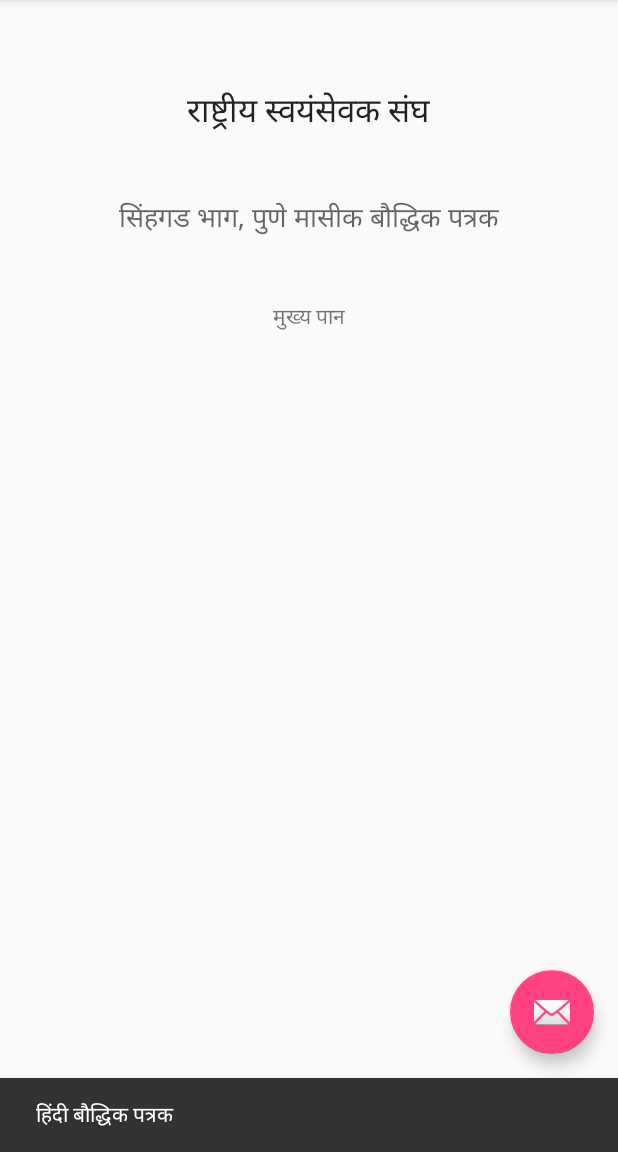
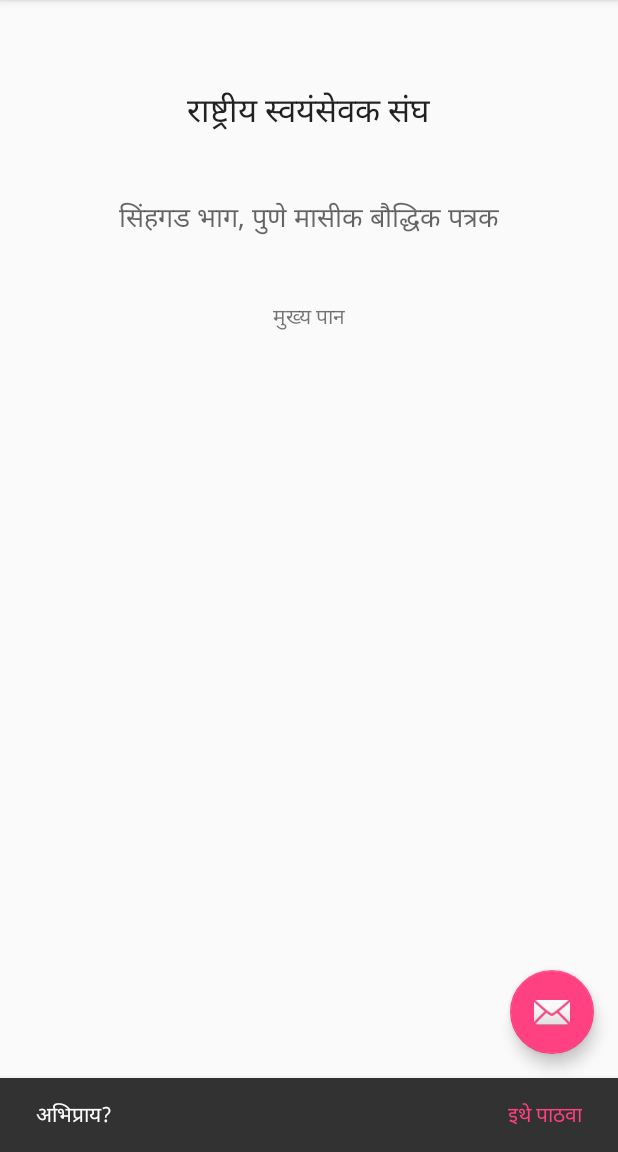
Before and after one commit to lonelybit/Bauddhik-Patrak, an Android app: the screen it shows after launch (MainActivity), after a tap on an icon or button, on a phone screen of 412 x 824 dp, the part 84-1236 px from its top. Run offline under Robolectric (Android 15) with nearby library versions, the phone set to English and light mode, and no system bars.

Commit message:
Custom title for each page

```diff
--- a/app/src/main/java/com/toys/breakable/lonelybit/bauddhikpatrak/MainActivity.java
+++ b/app/src/main/java/com/toys/breakable/lonelybit/bauddhikpatrak/MainActivity.java
@@ -3,20 +3,17 @@ package com.toys.breakable.lonelybit.bauddhikpatrak;
 import android.content.res.Resources;
 import android.os.Bundle;
 import android.support.design.widget.FloatingActionButton;
+import android.support.design.widget.NavigationView;
 import android.support.design.widget.Snackbar;
-import android.view.LayoutInflater;
-import android.view.View;
-import android.support.design.widget.NavigationView;
 import android.support.v4.view.GravityCompat;
 import android.support.v4.widget.DrawerLayout;
 import android.support.v7.app.ActionBarDrawerToggle;
 import android.support.v7.app.AppCompatActivity;
 import android.support.v7.widget.Toolbar;
+import android.view.LayoutInflater;
 import android.view.Menu;
 import android.view.MenuItem;
-import android.view.ViewGroup;
-import android.widget.ArrayAdapter;
-import android.widget.BaseAdapter;
+import android.view.View;
 import android.widget.ListView;
 import android.widget.RelativeLayout;
 import android.widget.TextView;
@@ -40,8 +37,13 @@ public class MainActivity extends AppCompatActivity
         fab.setOnClickListener(new View.OnClickListener() {
             @Override
             public void onClick(View view) {
-                Snackbar.make(view, "हिंदी बौद्धिक पत्रक", Snackbar.LENGTH_LONG)
-                        .setAction("Action", null).show();
+                Snackbar.make(view, R.string.abhipray, Snackbar.LENGTH_LONG)
+                        .setAction(R.string.ithe_kalava_text, new View.OnClickListener() {
+                            @Override
+                            public void onClick(View v) {
+
+                            }
+                        }).show();
             }
         });
 
@@ -153,6 +155,7 @@ public class MainActivity extends AppCompatActivity
      * @param item
      */
     private void handleApril2016Contents(MenuItem item) {
+        updateMainPageTitle(R.string.april_2016);
         int id = item.getItemId();
         LayoutInflater layoutInflater = getLayoutInflater();
         RelativeLayout mainContentLayout = (RelativeLayout) findViewById(R.id.main_content_layout);
@@ -250,11 +253,14 @@ public class MainActivity extends AppCompatActivity
     private void renderNagarKaryakarini(LayoutInflater layoutInflater,
                                         RelativeLayout mainContentLayout) {
         // TODO
+        updateMainPageTitle(R.string.nagar_karyakarini_text);
     }
 
     private void renderBhagKaryakarini(LayoutInflater layoutInflater,
                                        RelativeLayout mainContentLayout) {
-        // TODO
+
+        updateMainPageTitle(R.string.bhag_karyakarini_text);
+
         View view = layoutInflater.inflate(R.layout.karyakarini_layout,
                 mainContentLayout, false);
         mainContentLayout.removeAllViewsInLayout();
@@ -376,12 +382,19 @@ public class MainActivity extends AppCompatActivity
         listView.setAdapter(karyakartaAdapter);
     }
 
+    private void updateMainPageTitle(int mainPageTitleText) {
+        //TextView mainPageTitle = (TextView) findViewById(R.id.main_page_title);
+        //mainPageTitle.setText(mainPageTitleText);
+        getSupportActionBar().setTitle(getResources().getString(mainPageTitleText));
+    }
+
     /**
      * May 2016 Content Rendering method
      *
      * @param item
      */
     private void handleMay2016Contents(MenuItem item) {
+        updateMainPageTitle(R.string.may_2016);
         int id = item.getItemId();
         LayoutInflater layoutInflater = getLayoutInflater();
         RelativeLayout mainContentLayout = (RelativeLayout) findViewById(R.id.main_content_layout);
@@ -475,6 +488,9 @@ public class MainActivity extends AppCompatActivity
     }
 
     private void renderMukhyaPaan(LayoutInflater layoutInflater, RelativeLayout mainContentLayout) {
+
+        updateMainPageTitle(R.string.shakha_pustika_text);
+
         View view = layoutInflater.inflate(R.layout.mukhya_paan_layout,
                 mainContentLayout, false);
         mainContentLayout.removeAllViewsInLayout();
--- a/app/src/main/res/layout/nav_header_main.xml
+++ b/app/src/main/res/layout/nav_header_main.xml
@@ -24,7 +24,7 @@
         android:layout_height="wrap_content"
         android:textAppearance="@style/TextAppearance.AppCompat.Headline"
         android:text="@string/shakha_pustika_text"
-        android:id="@+id/textView2" />
+        android:id="@+id/main_page_title" />
 
     <TextView
         android:layout_width="match_parent"
--- a/app/src/main/res/values/strings.xml
+++ b/app/src/main/res/values/strings.xml
@@ -20,6 +20,8 @@
     <string name="sanghik_geet_text">सांघिक गीत</string>
     <string name="vaiyaktik_geet_text">वैयक्तिक गीत</string>
     <string name="nirop_vrutta_text">निरोप व इतर वृत्त</string>
+    <string name="abhipray">अभिप्राय?</string>
+    <string name="ithe_kalava_text">इथे पाठवा</string>
 
 
     <string name="mukhya_paan_mahiti_title">
@@ -59,4 +61,7 @@
     <string name="bhag_go_seva_pra">गोसेवा</string>
     <string name="bhag_samarasata_pra">समरसता</string>
     <string name="bhag_sadasya1">भाग कार्यकारिणी सदस्य</string>
+
+    <string name="april_2016">एप्रील २०१६</string>
+    <string name="may_2016">मे २०१६</string>
 </resources>
```
